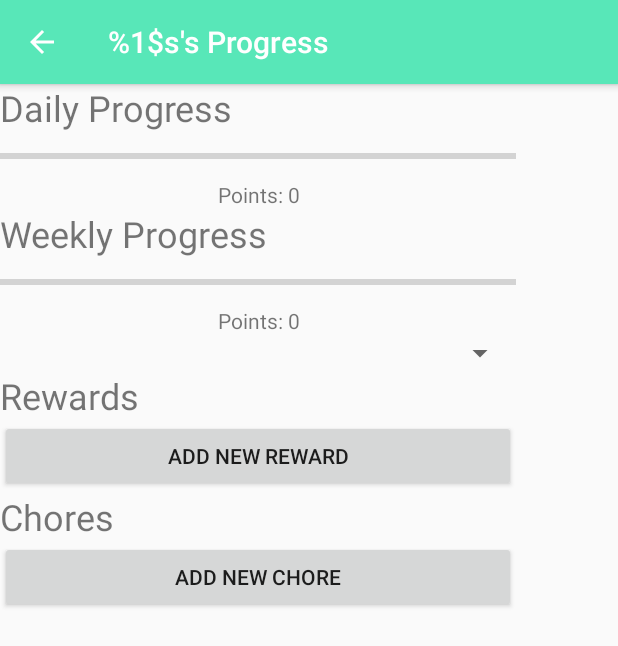
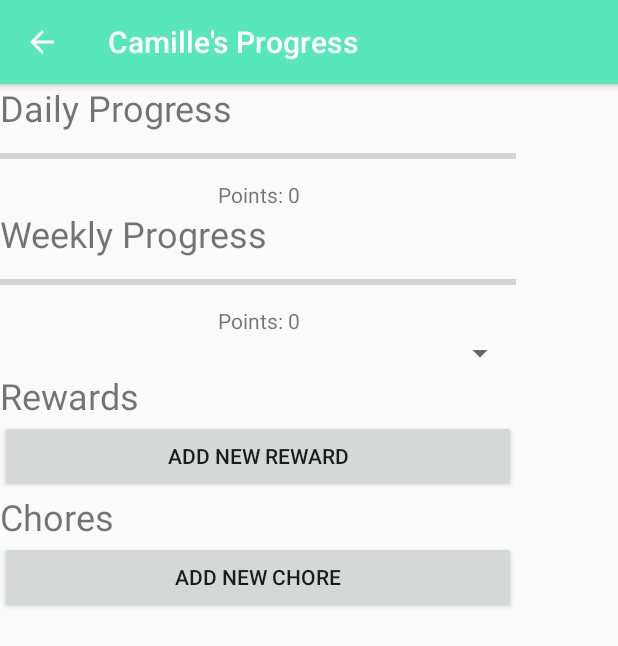
Before and after one commit to Cameron-Barge/Awexa, an Android app: the MainActivity screen opened directly, with no data from a screen before it, after a tap on "Camille", on a phone screen of 412 x 824 dp. Shown: the top 646 px of the screen. Run offline under Robolectric (Android 15) with nearby library versions, the light colour scheme and no system bars.

Commit message:
Update title on child progress page with their name

```diff
--- a/Awexa/app/src/main/java/com/awexa/awexa/ChildProgressActivity.java
+++ b/Awexa/app/src/main/java/com/awexa/awexa/ChildProgressActivity.java
@@ -2,10 +2,7 @@ package com.awexa.awexa;
 
 import android.content.Intent;
 import android.os.Bundle;
-import android.support.design.widget.FloatingActionButton;
-import android.support.design.widget.Snackbar;
 import android.support.v7.app.AppCompatActivity;
-import android.support.v7.widget.Toolbar;
 import android.view.View;
 
 public class ChildProgressActivity extends AppCompatActivity {
@@ -13,6 +10,9 @@ public class ChildProgressActivity extends AppCompatActivity {
     @Override
     protected void onCreate(Bundle savedInstanceState) {
         super.onCreate(savedInstanceState);
+        String child = getIntent().getExtras().getString("name","defaultKey");
+        String title = getString(R.string.child_progress_title, child);
+        setTitle(title);
         setContentView(R.layout.activity_child_progress);
     }
 
--- a/Awexa/app/src/main/java/com/awexa/awexa/MainActivity.java
+++ b/Awexa/app/src/main/java/com/awexa/awexa/MainActivity.java
@@ -31,10 +31,12 @@ public class MainActivity extends AppCompatActivity {
 
         listView.setOnItemClickListener(new AdapterView.OnItemClickListener() {
             public void onItemClick(AdapterView<?> parent, View view, int position, long id) {
-                String child = ((TextView) view).getText().toString();
-                Toast.makeText(getApplicationContext(), child,
+                String name = ((TextView) view).getText().toString();
+                Toast.makeText(getApplicationContext(), name,
                         Toast.LENGTH_SHORT).show();
-                startActivity(new Intent(MainActivity.this, ChildProgressActivity.class));
+                Intent intent = new Intent(MainActivity.this, ChildProgressActivity.class);
+                intent.putExtra("name", name);
+                startActivity(intent);
             }
         });
 
--- a/Awexa/app/src/main/res/values/strings.xml
+++ b/Awexa/app/src/main/res/values/strings.xml
@@ -17,7 +17,7 @@
     <string name="title_activity_add_chore">New Chore</string>
     <string name="title_activity_add_child">Add Child</string>
     <string name="title_activity_add_reward">New Reward</string>
-    <string name="title_activity_child_progress">%1$s\'s Progress</string>
+    <string name="title_activity_child_progress">Child\'s Progress</string>
     <string name="large_text">
         "Material is the metaphor.\n\n"
 
@@ -108,4 +108,5 @@
         "when a user tries to pick up one of cards.\n\n"
     </string>
     <string name="action_settings">Settings</string>
+    <string name="child_progress_title">%1$s\'s Progress</string>
 </resources>
```
